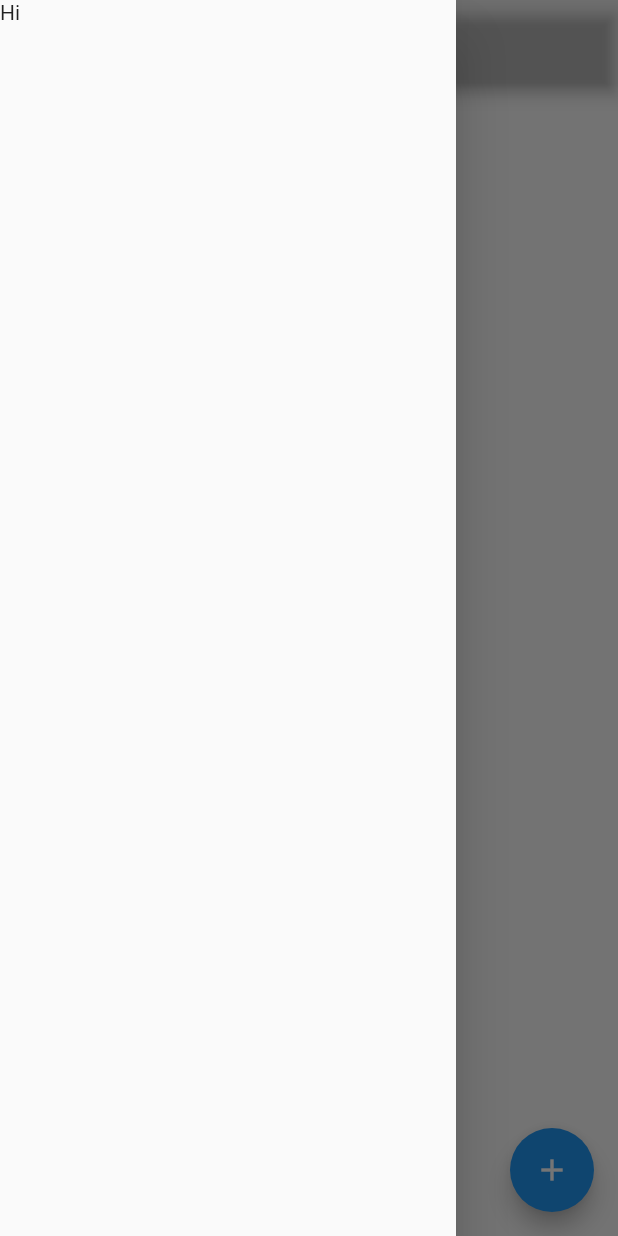
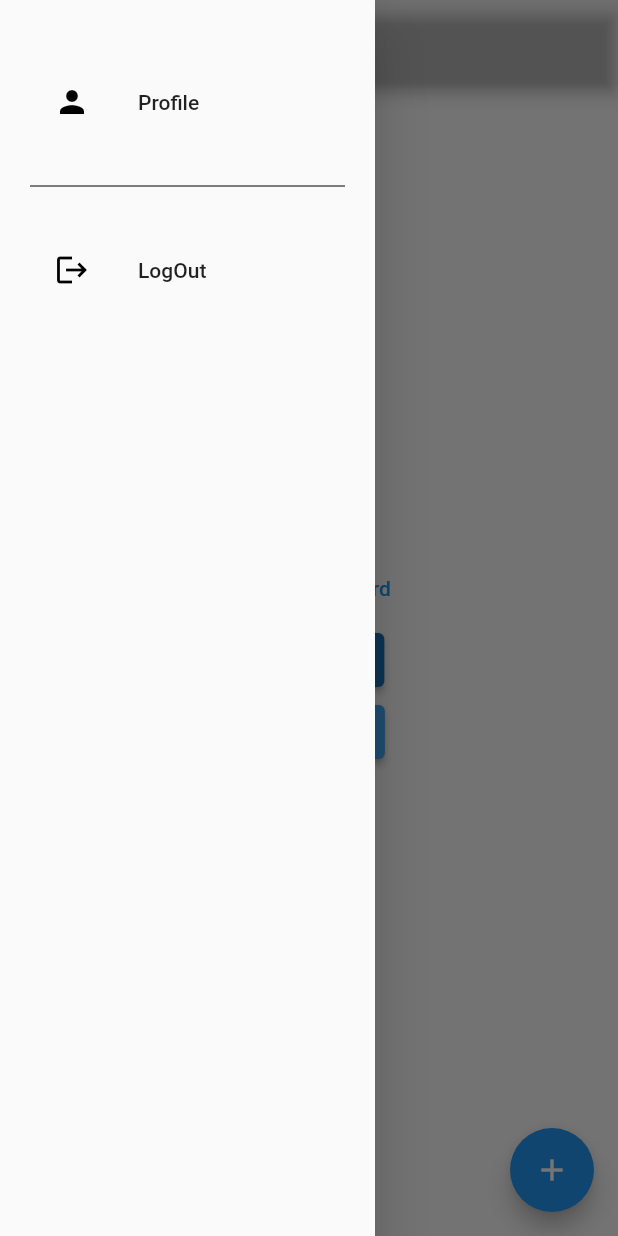
Before and after one commit to Chaitanya21-bit/splittr, a Flutter app: the MyHomePage screen opened directly, with the side drawer open, on a phone screen of 412 x 824 dp. Run offline on Flutter 3.47's test engine with Material 2 defaults, Android fonts, the phone set to English and light mode, and no system bars; our stand-ins replace firebase_auth, firebase_core, firebase_database, fluttertoast; accounts and stored records are empty.

Commit message:
added drawer

```diff
--- a/lib/main.dart
+++ b/lib/main.dart
@@ -7,6 +7,7 @@ import 'package:splitter/screens/auth_screens/login_screen.dart';
 import 'package:splitter/screens/group_screens/group_dashboard.dart';
 import 'package:splitter/screens/popup_screens/join_group_popup.dart';
 import 'package:splitter/screens/popup_screens/new_group_popup.dart';
+import 'package:splitter/widgets/navigation_drawer.dart';
 import 'auth/firebase_options.dart';
 import 'auth/firebase_manager.dart';
 
@@ -126,9 +127,7 @@ class _MyHomePageState extends State<MyHomePage> {
         tooltip: 'Increment',
         child: const Icon(Icons.add),
       ),
-      drawer: const Drawer(
-        child: Text('Hi'),
-      ),
+      drawer: const NavigationDrawerWidget(),
     );
   }
 }
--- /dev/null
+++ b/lib/widgets/navigation_drawer.dart
@@ -0,0 +1,77 @@
+
+import 'package:flutter/material.dart';
+import 'package:splitter/screens/group_screens/group_dashboard.dart';
+
+import '../auth/firebase_manager.dart';
+import '../screens/auth_screens/login_screen.dart';
+
+class NavigationDrawerWidget extends StatelessWidget {
+  const NavigationDrawerWidget({Key? key}) : super(key: key);
+  final padding = const EdgeInsets.symmetric(horizontal: 20);
+  @override
+  Widget build(BuildContext context) {
+    return Drawer(
+      width: 250,
+      child: Material(
+
+        child: ListView(
+          padding: padding,
+          children:  <Widget>[
+            const SizedBox(
+              height: 40,
+            ),
+            buildMenuItem(
+                drawer_text: 'Profile',
+                drawer_icon: Icons.person,
+                onClicked: () => selectedItem(context, 0),
+            ),
+            const SizedBox(
+              height: 20,
+            ),
+            Divider(color: Colors.black),
+            const SizedBox(
+              height: 20,
+            ),
+            buildMenuItem(
+              drawer_text: 'LogOut',
+              drawer_icon: Icons.logout,
+              onClicked: () => selectedItem(context, 1),
+            ),
+
+          ],
+        ),
+
+      ),
+    );
+  }
+
+ Widget buildMenuItem({
+    required String drawer_text,
+    required IconData drawer_icon,
+    VoidCallback? onClicked,
+  }) {
+      const color = Colors.black;
+      return ListTile(
+        leading: Icon(drawer_icon, color: color,),
+        title: Text(drawer_text),
+        onTap: onClicked,
+      );
+
+  }
+
+  selectedItem(BuildContext context, int i) {
+    Navigator.of(context).pop();
+    switch(i){
+      case 0:
+        Navigator.of(context).push(MaterialPageRoute(
+            builder: (context) => const GroupDashboard()));
+        break;
+      case 1:
+        FirebaseManager.auth.signOut();
+        Navigator.of(context).pushReplacement(
+            MaterialPageRoute(builder: (context) => LoginScreen()));
+        break;
+    }
+
+  }
+}
```
